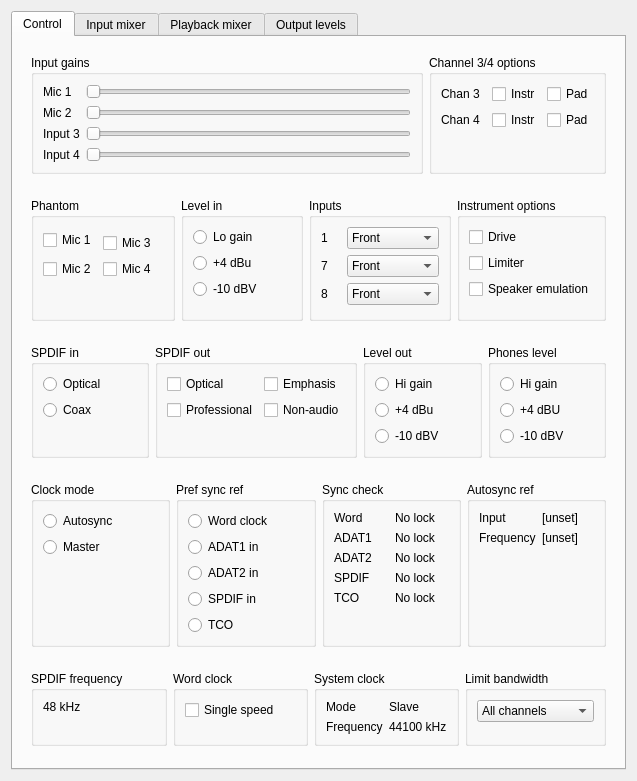
Above: libffado/support/mixer-qt4/ffado/mixer/rme.ui from adiknoth/ffado before the change. Below: the same form after it.
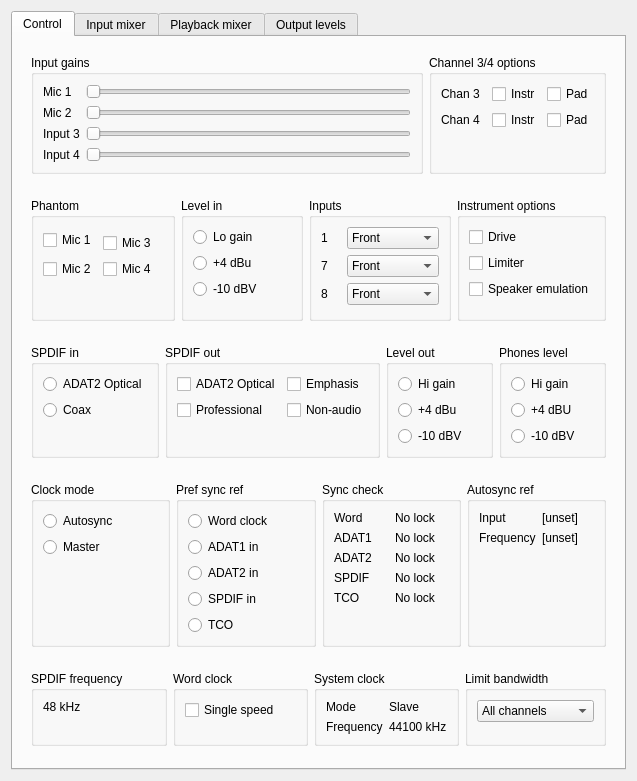
That is the form after the change.

```diff
--- a/libffado/support/mixer-qt4/ffado/mixer/rme.ui
+++ b/libffado/support/mixer-qt4/ffado/mixer/rme.ui
@@ -488,7 +488,7 @@
              <item>
               <widget class="QRadioButton" name="spdif_input_optical">
                <property name="text">
-                <string>Optical</string>
+                <string>ADAT2 Optical</string>
                </property>
               </widget>
              </item>
@@ -527,7 +527,7 @@
              <item row="0" column="0">
               <widget class="QCheckBox" name="spdif_output_optical">
                <property name="text">
-                <string>Optical</string>
+                <string>ADAT2 Optical</string>
                </property>
               </widget>
              </item>
```
